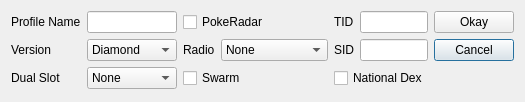
Above: Source/Form/Gen4/Profile/ProfileEditor4.ui from Admiral-Fish/PokeFinder before the change. Below: the same form after it.
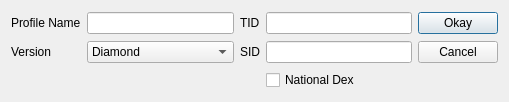
That is the form after the change. Custom widgets are drawn as their Qt base class.

Patch:
```diff
--- a/Source/Form/Gen4/Profile/ProfileEditor4.ui
+++ b/Source/Form/Gen4/Profile/ProfileEditor4.ui
@@ -14,50 +14,6 @@
    <string>Profile Editor Gen 4</string>
   </property>
   <layout class="QGridLayout" name="gridLayout">
-   <item row="1" column="0">
-    <widget class="QLabel" name="labelVersion">
-     <property name="text">
-      <string>Version</string>
-     </property>
-    </widget>
-   </item>
-   <item row="0" column="5">
-    <widget class="TextBox" name="textBoxTID"/>
-   </item>
-   <item row="0" column="1">
-    <widget class="QLineEdit" name="lineEditProfile"/>
-   </item>
-   <item row="1" column="6">
-    <widget class="QPushButton" name="pushButtonCancel">
-     <property name="text">
-      <string>Cancel</string>
-     </property>
-    </widget>
-   </item>
-   <item row="1" column="4">
-    <widget class="QLabel" name="labelSID">
-     <property name="text">
-      <string>SID</string>
-     </property>
-    </widget>
-   </item>
-   <item row="0" column="6">
-    <widget class="QPushButton" name="pushButtonOkay">
-     <property name="text">
-      <string>Okay</string>
-     </property>
-    </widget>
-   </item>
-   <item row="1" column="5">
-    <widget class="TextBox" name="textBoxSID"/>
-   </item>
-   <item row="0" column="4">
-    <widget class="QLabel" name="labelTID">
-     <property name="text">
-      <string>TID</string>
-     </property>
-    </widget>
-   </item>
    <item row="1" column="1">
     <widget class="ComboBox" name="comboBoxVersion">
      <item>
@@ -87,6 +43,20 @@
      </item>
     </widget>
    </item>
+   <item row="1" column="0">
+    <widget class="QLabel" name="labelVersion">
+     <property name="text">
+      <string>Version</string>
+     </property>
+    </widget>
+   </item>
+   <item row="0" column="4">
+    <widget class="QPushButton" name="pushButtonOkay">
+     <property name="text">
+      <string>Okay</string>
+     </property>
+    </widget>
+   </item>
    <item row="0" column="0">
     <widget class="QLabel" name="labelProfile">
      <property name="text">
@@ -94,91 +64,37 @@
      </property>
     </widget>
    </item>
-   <item row="2" column="0">
-    <widget class="QLabel" name="labelDualSlot">
-     <property name="text">
-      <string>Dual Slot</string>
-     </property>
-    </widget>
+   <item row="0" column="3">
+    <widget class="TextBox" name="textBoxTID"/>
    </item>
-   <item row="2" column="1">
-    <widget class="ComboBox" name="comboBoxDualSlot">
-     <item>
-      <property name="text">
-       <string>None</string>
-      </property>
-     </item>
-     <item>
-      <property name="text">
-       <string>Ruby</string>
-      </property>
-     </item>
-     <item>
-      <property name="text">
-       <string>Sapphire</string>
-      </property>
-     </item>
-     <item>
-      <property name="text">
-       <string>Fire Red</string>
-      </property>
-     </item>
-     <item>
-      <property name="text">
-       <string>Leaf Green</string>
-      </property>
-     </item>
-     <item>
-      <property name="text">
-       <string>Emerald</string>
-      </property>
-     </item>
-    </widget>
-   </item>
-   <item row="0" column="2" colspan="2">
-    <widget class="QCheckBox" name="checkBoxRadar">
+   <item row="0" column="2">
+    <widget class="QLabel" name="labelTID">
      <property name="text">
-      <string>PokeRadar</string>
+      <string>TID</string>
      </property>
     </widget>
    </item>
    <item row="1" column="2">
-    <widget class="QLabel" name="labelRadio">
+    <widget class="QLabel" name="labelSID">
      <property name="text">
-      <string>Radio</string>
+      <string>SID</string>
      </property>
     </widget>
    </item>
    <item row="1" column="3">
-    <widget class="QComboBox" name="comboBoxRadio">
-     <property name="enabled">
-      <bool>true</bool>
-     </property>
-     <item>
-      <property name="text">
-       <string>None</string>
-      </property>
-     </item>
-     <item>
-      <property name="text">
-       <string>Hoenn Sound</string>
-      </property>
-     </item>
-     <item>
-      <property name="text">
-       <string>Sinnoh Sound</string>
-      </property>
-     </item>
-    </widget>
+    <widget class="TextBox" name="textBoxSID"/>
    </item>
-   <item row="2" column="2" colspan="2">
-    <widget class="QCheckBox" name="checkBoxSwarm">
+   <item row="1" column="4">
+    <widget class="QPushButton" name="pushButtonCancel">
      <property name="text">
-      <string>Swarm</string>
+      <string>Cancel</string>
      </property>
     </widget>
    </item>
-   <item row="2" column="4" colspan="2">
+   <item row="0" column="1">
+    <widget class="QLineEdit" name="lineEditProfile"/>
+   </item>
+   <item row="2" column="3">
     <widget class="QCheckBox" name="checkBoxNationalDex">
      <property name="text">
       <string>National Dex</string>
```
Left out of the diff: 5 changed lines with no effect on the pictures.
